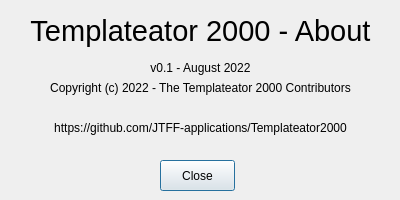
Above: Templateator2000/Windows/AboutDialog.ui from JTFF-applications/Templateator2000 before the change. Below: the same form after it.
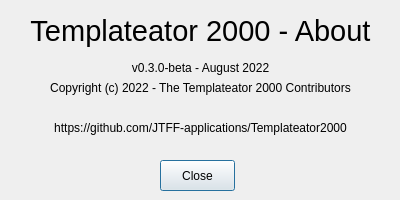
That is the form after the change.

Commit message: Windows: Update version number to 0.3.0

```diff
--- a/Templateator2000/Windows/AboutDialog.ui
+++ b/Templateator2000/Windows/AboutDialog.ui
@@ -44,7 +44,7 @@
     </rect>
    </property>
    <property name="text">
-    <string>v0.1 - August 2022</string>
+    <string>v0.3.0-beta - August 2022</string>
    </property>
    <property name="alignment">
     <set>Qt::AlignCenter</set>
```
